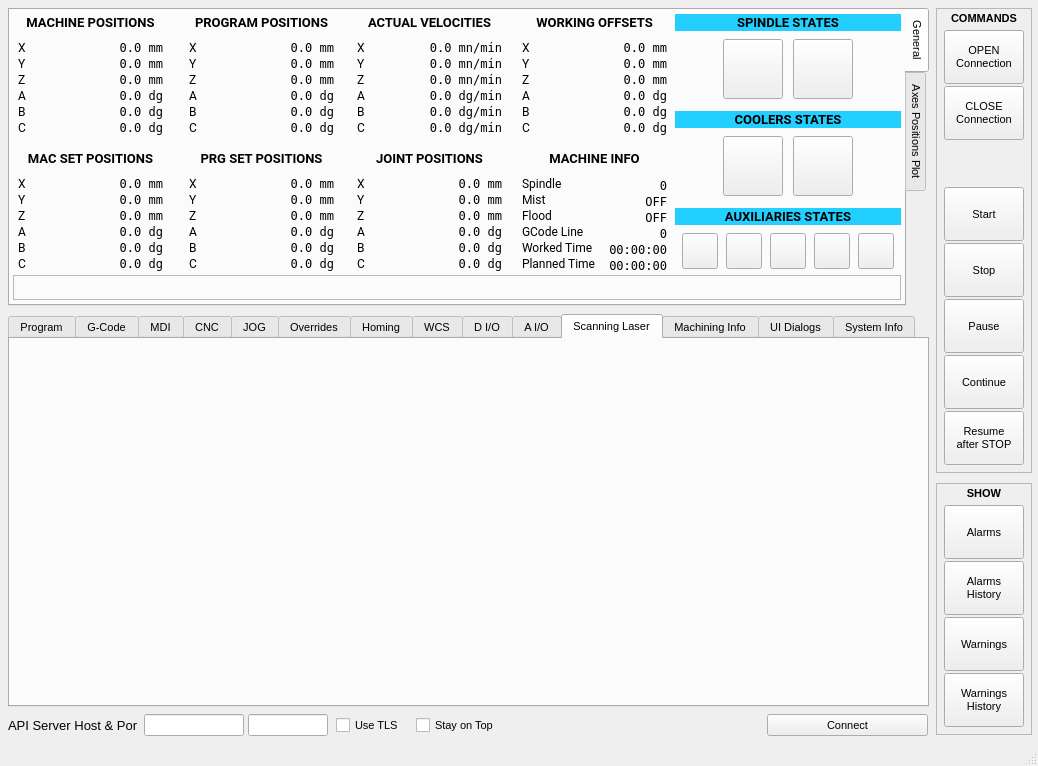
The window that python/examples/api_client_qt_demo/desktop_view.ui (rosettacnc-classroom/cnc_api_client_core_1) describes before a commit, drawn with Qt 5.
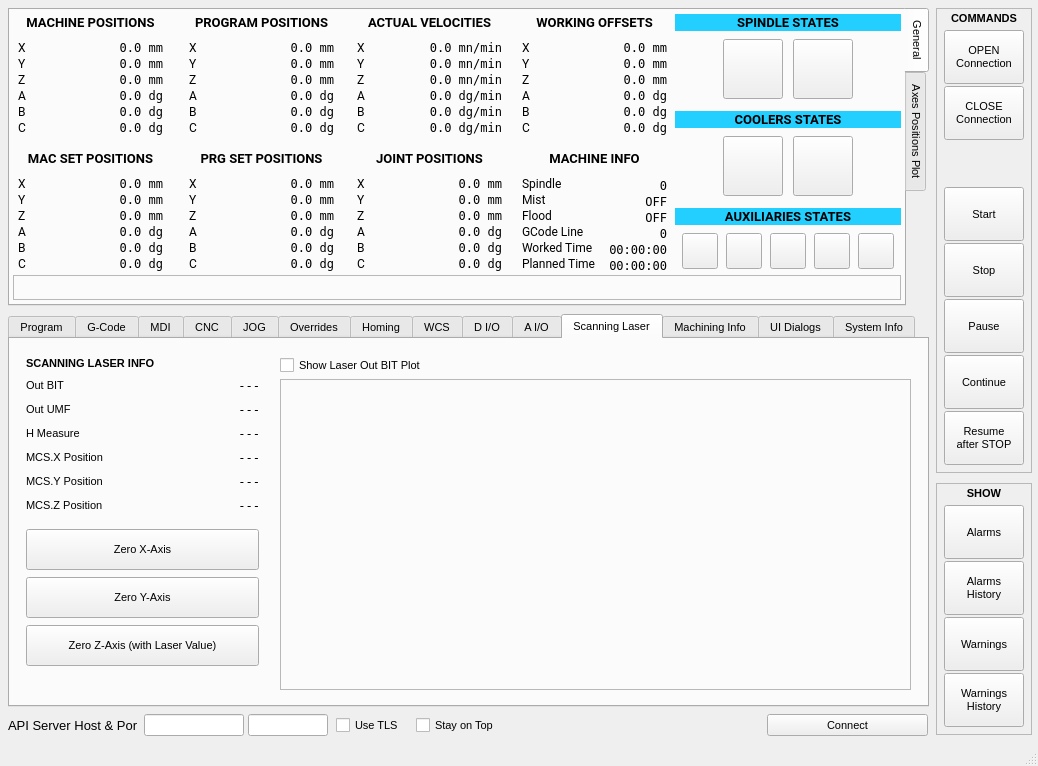
The same window after the commit. The open tabs and pages were chosen to show the change. Custom widgets are drawn as their Qt base class.

Commit message: continue development

```diff
--- a/python/examples/api_client_qt_demo/desktop_view.ui
+++ b/python/examples/api_client_qt_demo/desktop_view.ui
@@ -2013,6 +2013,304 @@
      <attribute name="title">
       <string>Scanning Laser</string>
      </attribute>
+     <widget class="QLabel" name="laserInfoLabel">
+      <property name="geometry">
+       <rect>
+        <x>16</x>
+        <y>16</y>
+        <width>137</width>
+        <height>16</height>
+       </rect>
+      </property>
+      <property name="font">
+       <font>
+        <family>Tahoma</family>
+        <pointsize>8</pointsize>
+        <bold>true</bold>
+       </font>
+      </property>
+      <property name="text">
+       <string>SCANNING LASER INFO</string>
+      </property>
+     </widget>
+     <widget class="QLabel" name="laserOutBitLabel">
+      <property name="geometry">
+       <rect>
+        <x>16</x>
+        <y>38</y>
+        <width>100</width>
+        <height>16</height>
+       </rect>
+      </property>
+      <property name="text">
+       <string>Out BIT</string>
+      </property>
+     </widget>
+     <widget class="QLabel" name="laserOutUmfLabel">
+      <property name="geometry">
+       <rect>
+        <x>16</x>
+        <y>62</y>
+        <width>100</width>
+        <height>16</height>
+       </rect>
+      </property>
+      <property name="text">
+       <string>Out UMF</string>
+      </property>
+     </widget>
+     <widget class="QLabel" name="laserHMeasureLabel">
+      <property name="geometry">
+       <rect>
+        <x>16</x>
+        <y>86</y>
+        <width>100</width>
+        <height>16</height>
+       </rect>
+      </property>
+      <property name="text">
+       <string>H Measure</string>
+      </property>
+     </widget>
+     <widget class="QLabel" name="laserMCSXPositionLabel">
+      <property name="geometry">
+       <rect>
+        <x>16</x>
+        <y>110</y>
+        <width>100</width>
+        <height>16</height>
+       </rect>
+      </property>
+      <property name="text">
+       <string>MCS.X Position</string>
+      </property>
+     </widget>
+     <widget class="QLabel" name="laserMCSZPositionLabel">
+      <property name="geometry">
+       <rect>
+        <x>16</x>
+        <y>158</y>
+        <width>100</width>
+        <height>16</height>
+       </rect>
+      </property>
+      <property name="text">
+       <string>MCS.Z Position</string>
+      </property>
+     </widget>
+     <widget class="QLabel" name="laserMCSYPositionLabel">
+      <property name="geometry">
+       <rect>
+        <x>16</x>
+        <y>134</y>
+        <width>100</width>
+        <height>16</height>
+       </rect>
+      </property>
+      <property name="text">
+       <string>MCS.Y Position</string>
+      </property>
+     </widget>
+     <widget class="QPushButton" name="laserZeroXAxisButton">
+      <property name="geometry">
+       <rect>
+        <x>16</x>
+        <y>190</y>
+        <width>233</width>
+        <height>41</height>
+       </rect>
+      </property>
+      <property name="text">
+       <string>Zero X-Axis</string>
+      </property>
+     </widget>
+     <widget class="QPushButton" name="laserZeroYAxisButton">
+      <property name="geometry">
+       <rect>
+        <x>16</x>
+        <y>238</y>
+        <width>233</width>
+        <height>41</height>
+       </rect>
+      </property>
+      <property name="text">
+       <string>Zero Y-Axis</string>
+      </property>
+     </widget>
+     <widget class="QPushButton" name="laserZeroZAxisButton">
+      <property name="geometry">
+       <rect>
+        <x>16</x>
+        <y>286</y>
+        <width>233</width>
+        <height>41</height>
+       </rect>
+      </property>
+      <property name="text">
+       <string>Zero Z-Axis (with Laser Value)</string>
+      </property>
+     </widget>
+     <widget class="QLabel" name="laserOutBitValue">
+      <property name="geometry">
+       <rect>
+        <x>130</x>
+        <y>38</y>
+        <width>120</width>
+        <height>16</height>
+       </rect>
+      </property>
+      <property name="font">
+       <font>
+        <family>DejaVu Sans Mono</family>
+        <pointsize>9</pointsize>
+       </font>
+      </property>
+      <property name="text">
+       <string>---</string>
+      </property>
+      <property name="alignment">
+       <set>Qt::AlignmentFlag::AlignRight|Qt::AlignmentFlag::AlignTrailing|Qt::AlignmentFlag::AlignVCenter</set>
+      </property>
+     </widget>
+     <widget class="QLabel" name="laserOutUmfValue">
+      <property name="geometry">
+       <rect>
+        <x>130</x>
+        <y>62</y>
+        <width>120</width>
+        <height>16</height>
+       </rect>
+      </property>
+      <property name="font">
+       <font>
+        <family>DejaVu Sans Mono</family>
+        <pointsize>9</pointsize>
+       </font>
+      </property>
+      <property name="text">
+       <string>---</string>
+      </property>
+      <property name="alignment">
+       <set>Qt::AlignmentFlag::AlignRight|Qt::AlignmentFlag::AlignTrailing|Qt::AlignmentFlag::AlignVCenter</set>
+      </property>
+     </widget>
+     <widget class="QLabel" name="laserHMeasureValue">
+      <property name="geometry">
+       <rect>
+        <x>130</x>
+        <y>86</y>
+        <width>120</width>
+        <height>16</height>
+       </rect>
+      </property>
+      <property name="font">
+       <font>
+        <family>DejaVu Sans Mono</family>
+        <pointsize>9</pointsize>
+       </font>
+      </property>
+      <property name="text">
+       <string>---</string>
+      </property>
+      <property name="alignment">
+       <set>Qt::AlignmentFlag::AlignRight|Qt::AlignmentFlag::AlignTrailing|Qt::AlignmentFlag::AlignVCenter</set>
+      </property>
+     </widget>
+     <widget class="QLabel" name="laserMCSXPositionValue">
+      <property name="geometry">
+       <rect>
+        <x>130</x>
+        <y>110</y>
+        <width>120</width>
+        <height>16</height>
+       </rect>
+      </property>
+      <property name="font">
+       <font>
+        <family>DejaVu Sans Mono</family>
+        <pointsize>9</pointsize>
+       </font>
+      </property>
+      <property name="text">
+       <string>---</string>
+      </property>
+      <property name="alignment">
+       <set>Qt::AlignmentFlag::AlignRight|Qt::AlignmentFlag::AlignTrailing|Qt::AlignmentFlag::AlignVCenter</set>
+      </property>
+     </widget>
+     <widget class="QLabel" name="laserMCSYPositionValue">
+      <property name="geometry">
+       <rect>
+        <x>130</x>
+        <y>134</y>
+        <width>120</width>
+        <height>16</height>
+       </rect>
+      </property>
+      <property name="font">
+       <font>
+        <family>DejaVu Sans Mono</family>
+        <pointsize>9</pointsize>
+       </font>
+      </property>
+      <property name="text">
+       <string>---</string>
+      </property>
+      <property name="alignment">
+       <set>Qt::AlignmentFlag::AlignRight|Qt::AlignmentFlag::AlignTrailing|Qt::AlignmentFlag::AlignVCenter</set>
+      </property>
+     </widget>
+     <widget class="QLabel" name="laserMCSZPositionValue">
+      <property name="geometry">
+       <rect>
+        <x>130</x>
+        <y>158</y>
+        <width>120</width>
+        <height>16</height>
+       </rect>
+      </property>
+      <property name="font">
+       <font>
+        <family>DejaVu Sans Mono</family>
+        <pointsize>9</pointsize>
+       </font>
+      </property>
+      <property name="text">
+       <string>---</string>
+      </property>
+      <property name="alignment">
+       <set>Qt::AlignmentFlag::AlignRight|Qt::AlignmentFlag::AlignTrailing|Qt::AlignmentFlag::AlignVCenter</set>
+      </property>
+     </widget>
+     <widget class="PlotWidget" name="laserPlot">
+      <property name="geometry">
+       <rect>
+        <x>270</x>
+        <y>40</y>
+        <width>631</width>
+        <height>311</height>
+       </rect>
+      </property>
+      <property name="frameShape">
+       <enum>QFrame::Shape::StyledPanel</enum>
+      </property>
+      <property name="frameShadow">
+       <enum>QFrame::Shadow::Raised</enum>
+      </property>
+     </widget>
+     <widget class="QCheckBox" name="laserShowOutBitPlotCheckBox">
+      <property name="geometry">
+       <rect>
+        <x>270</x>
+        <y>16</y>
+        <width>161</width>
+        <height>20</height>
+       </rect>
+      </property>
+      <property name="text">
+       <string>Show Laser Out BIT Plot</string>
+      </property>
+     </widget>
     </widget>
     <widget class="QWidget" name="tabMachiningInfo">
      <attribute name="title">
```
Left out of the diff: 2 changed lines with no effect on the pictures. The commit also changes 2 other files.
